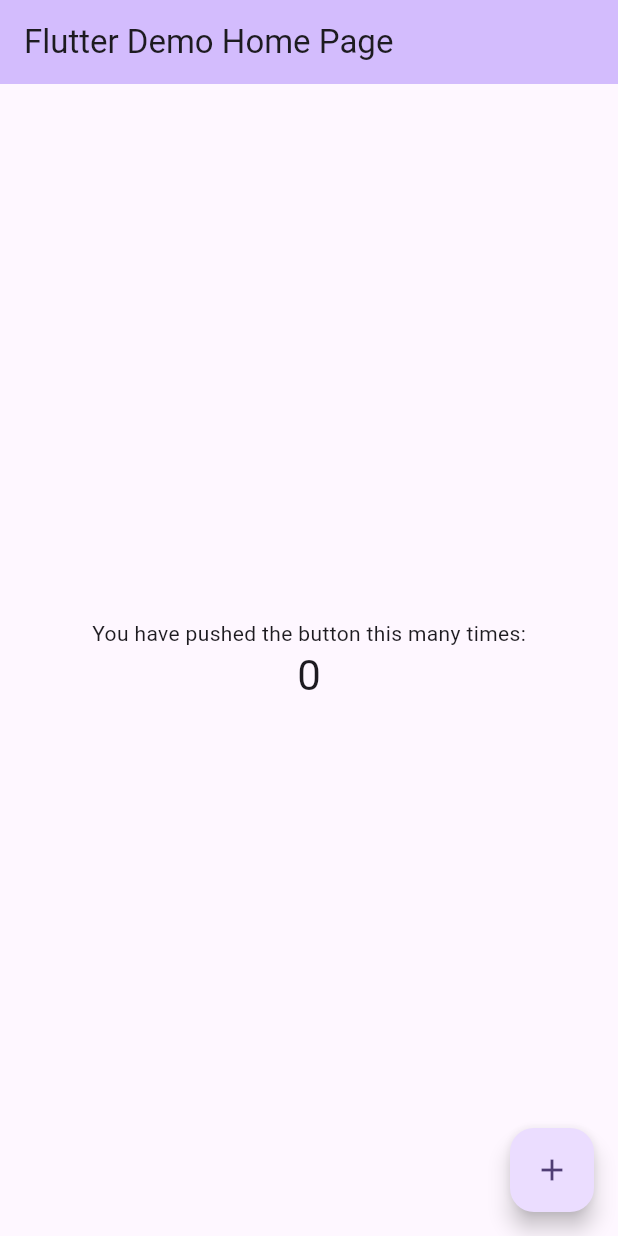
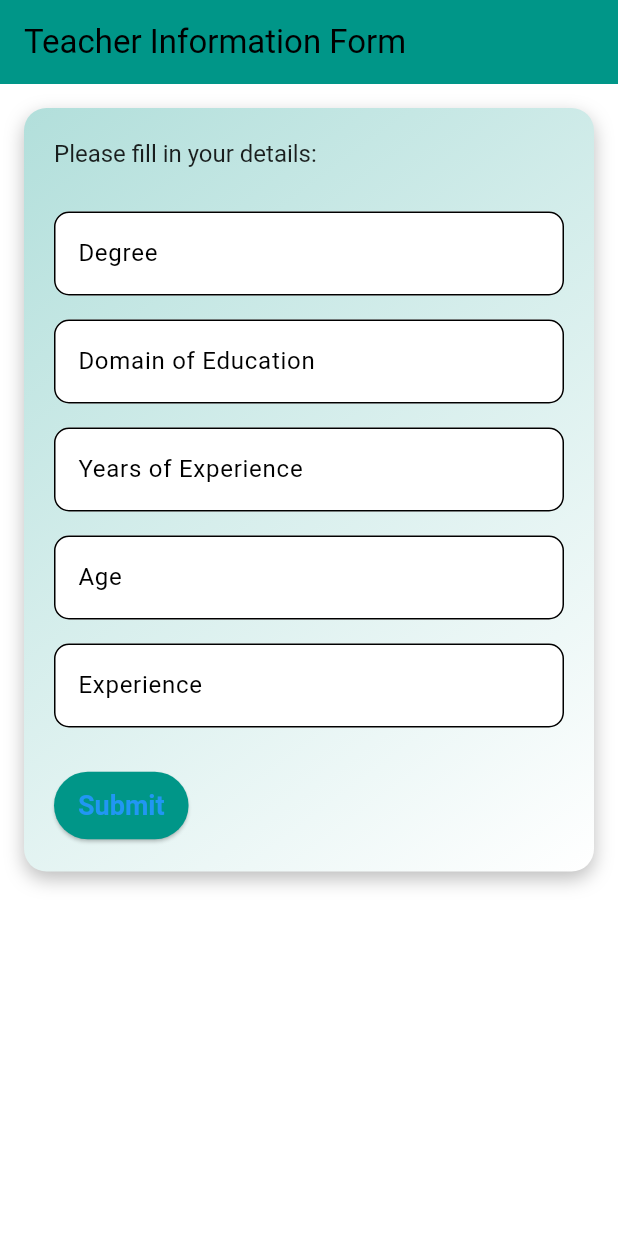
Before and after one commit to charite-uwatwembi/linear_regression_model, a Flutter app: the screen it shows after launch, on a phone screen of 412 x 824 dp. Run offline on Flutter 3.47's test engine with Material 3 defaults, Android fonts, the phone set to English and light mode, and no system bars.

Commit message:
flutterApp

```diff
--- a/summative/flutterApp/flutterapp/lib/main.dart
+++ b/summative/flutterApp/flutterapp/lib/main.dart
@@ -1,125 +1,144 @@
 import 'package:flutter/material.dart';
 
 void main() {
-  runApp(const MyApp());
+  runApp(MyApp());
 }
 
 class MyApp extends StatelessWidget {
-  const MyApp({super.key});
-
-  // This widget is the root of your application.
   @override
   Widget build(BuildContext context) {
     return MaterialApp(
-      title: 'Flutter Demo',
+      title: 'Teacher Form',
       theme: ThemeData(
-        // This is the theme of your application.
-        //
-        // TRY THIS: Try running your application with "flutter run". You'll see
-        // the application has a purple toolbar. Then, without quitting the app,
-        // try changing the seedColor in the colorScheme below to Colors.green
-        // and then invoke "hot reload" (save your changes or press the "hot
-        // reload" button in a Flutter-supported IDE, or press "r" if you used
-        // the command line to start the app).
-        //
-        // Notice that the counter didn't reset back to zero; the application
-        // state is not lost during the reload. To reset the state, use hot
-        // restart instead.
-        //
-        // This works for code too, not just values: Most code changes can be
-        // tested with just a hot reload.
-        colorScheme: ColorScheme.fromSeed(seedColor: Colors.deepPurple),
-        useMaterial3: true,
+        primarySwatch: Colors.green,
+        colorScheme: ColorScheme.fromSwatch().copyWith(secondary: Colors.teal),
+        textTheme: TextTheme(
+          headlineSmall: TextStyle(fontSize: 20, fontWeight: FontWeight.bold, color: Colors.teal),
+          headlineMedium: TextStyle(fontSize: 16, color: Colors.black87),
+          headlineLarge: TextStyle(fontSize: 14, color: Colors.black54),
+        ),
+        elevatedButtonTheme: ElevatedButtonThemeData(
+          style: ElevatedButton.styleFrom(
+            backgroundColor: Colors.teal, // Button color
+            padding: EdgeInsets.symmetric(horizontal: 16, vertical: 12),
+            textStyle: TextStyle(fontSize: 18, fontWeight: FontWeight.bold),
+          ),
+        ),
       ),
-      home: const MyHomePage(title: 'Flutter Demo Home Page'),
+      home: TeacherForm(),
     );
   }
 }
 
-class MyHomePage extends StatefulWidget {
-  const MyHomePage({super.key, required this.title});
-
-  // This widget is the home page of your application. It is stateful, meaning
-  // that it has a State object (defined below) that contains fields that affect
-  // how it looks.
-
-  // This class is the configuration for the state. It holds the values (in this
-  // case the title) provided by the parent (in this case the App widget) and
-  // used by the build method of the State. Fields in a Widget subclass are
-  // always marked "final".
-
-  final String title;
-
+class TeacherForm extends StatefulWidget {
   @override
-  State<MyHomePage> createState() => _MyHomePageState();
+  _TeacherFormState createState() => _TeacherFormState();
 }
 
-class _MyHomePageState extends State<MyHomePage> {
-  int _counter = 0;
-
-  void _incrementCounter() {
-    setState(() {
-      // This call to setState tells the Flutter framework that something has
-      // changed in this State, which causes it to rerun the build method below
-      // so that the display can reflect the updated values. If we changed
-      // _counter without calling setState(), then the build method would not be
-      // called again, and so nothing would appear to happen.
-      _counter++;
-    });
-  }
+class _TeacherFormState extends State<TeacherForm> {
+  final _formKey = GlobalKey<FormState>();
+  String _degree = '';
+  String _domain = '';
+  String _experience = '';
+  String _age = '';
+  String _yearsExperience = '';
 
   @override
   Widget build(BuildContext context) {
-    // This method is rerun every time setState is called, for instance as done
-    // by the _incrementCounter method above.
-    //
-    // The Flutter framework has been optimized to make rerunning build methods
-    // fast, so that you can just rebuild anything that needs updating rather
-    // than having to individually change instances of widgets.
     return Scaffold(
       appBar: AppBar(
-        // TRY THIS: Try changing the color here to a specific color (to
-        // Colors.amber, perhaps?) and trigger a hot reload to see the AppBar
-        // change color while the other colors stay the same.
-        backgroundColor: Theme.of(context).colorScheme.inversePrimary,
-        // Here we take the value from the MyHomePage object that was created by
-        // the App.build method, and use it to set our appbar title.
-        title: Text(widget.title),
+        title: Text('Teacher Information Form'),
+        backgroundColor: Colors.teal,
       ),
-      body: Center(
-        // Center is a layout widget. It takes a single child and positions it
-        // in the middle of the parent.
-        child: Column(
-          // Column is also a layout widget. It takes a list of children and
-          // arranges them vertically. By default, it sizes itself to fit its
-          // children horizontally, and tries to be as tall as its parent.
-          //
-          // Column has various properties to control how it sizes itself and
-          // how it positions its children. Here we use mainAxisAlignment to
-          // center the children vertically; the main axis here is the vertical
-          // axis because Columns are vertical (the cross axis would be
-          // horizontal).
-          //
-          // TRY THIS: Invoke "debug painting" (choose the "Toggle Debug Paint"
-          // action in the IDE, or press "p" in the console), to see the
-          // wireframe for each widget.
-          mainAxisAlignment: MainAxisAlignment.center,
-          children: <Widget>[
-            const Text(
-              'You have pushed the button this many times:',
+      body: SingleChildScrollView(
+        padding: EdgeInsets.all(16.0),
+        child: Container(
+          decoration: BoxDecoration(
+            gradient: LinearGradient(
+              colors: [Colors.teal.shade100, Colors.white],
+              begin: Alignment.topLeft,
+              end: Alignment.bottomRight,
             ),
-            Text(
-              '$_counter',
-              style: Theme.of(context).textTheme.headlineMedium,
+            borderRadius: BorderRadius.circular(15),
+            boxShadow: [
+              BoxShadow(
+                color: Colors.black26,
+                blurRadius: 10,
+                offset: Offset(0, 5),
+              ),
+            ],
+          ),
+          padding: EdgeInsets.all(20.0),
+          child: Form(
+            key: _formKey,
+            child: Column(
+              crossAxisAlignment: CrossAxisAlignment.start,
+              children: [
+                Text(
+                  'Please fill in your details:',
+                  style: Theme.of(context).textTheme.headlineMedium,
+                ),
+                SizedBox(height: 20),
+                _buildTextField('Degree', 'Please enter your degree', (value) {
+                  _degree = value ?? '';
+                }),
+                _buildTextField('Domain of Education', 'Please enter your domain of education', (value) {
+                  _domain = value ?? '';
+                }),
+                _buildTextField('Years of Experience', 'Please enter your years of experience', (value) {
+                  _yearsExperience = value ?? '';
+                }),
+                _buildTextField('Age', 'Please enter your age', (value) {
+                  _age = value ?? '';
+                }),
+                _buildTextField('Experience', 'Please enter your experience', (value) {
+                  _experience = value ?? '';
+                }),
+                SizedBox(height: 20),
+                ElevatedButton(
+                  onPressed: () {
+                    if (_formKey.currentState?.validate() ?? false) {
+                      _formKey.currentState?.save();
+                      ScaffoldMessenger.of(context).showSnackBar(
+                        SnackBar(content: Text('Processing Data')),
+                      );
+                      print('Degree: $_degree');
+                      print('Domain: $_domain');
+                      print('Years of Experience: $_yearsExperience');
+                      print('Age: $_age');
+                      print('Experience: $_experience');
+                    }
+                  },
+                  child: Text('Submit'),
+                ),
+              ],
             ),
-          ],
+          ),
         ),
       ),
-      floatingActionButton: FloatingActionButton(
-        onPressed: _incrementCounter,
-        tooltip: 'Increment',
-        child: const Icon(Icons.add),
-      ), // This trailing comma makes auto-formatting nicer for build                                                                                                                                              methods.
+    );
+  }
+
+  Widget _buildTextField(String label, String validatorText, void Function(String?) onSaved) {
+    return Padding(
+      padding: const EdgeInsets.symmetric(vertical: 8.0),
+      child: TextFormField(
+        decoration: InputDecoration(
+          labelText: label,
+          border: OutlineInputBorder(
+            borderRadius: BorderRadius.circular(10),
+          ),
+          filled: true,
+          fillColor: Colors.white,
+        ),
+        validator: (value) {
+          if (value == null || value.isEmpty) {
+            return validatorText;
+          }
+          return null;
+        },
+        onSaved: onSaved,
+      ),
     );
   }
 }
```
